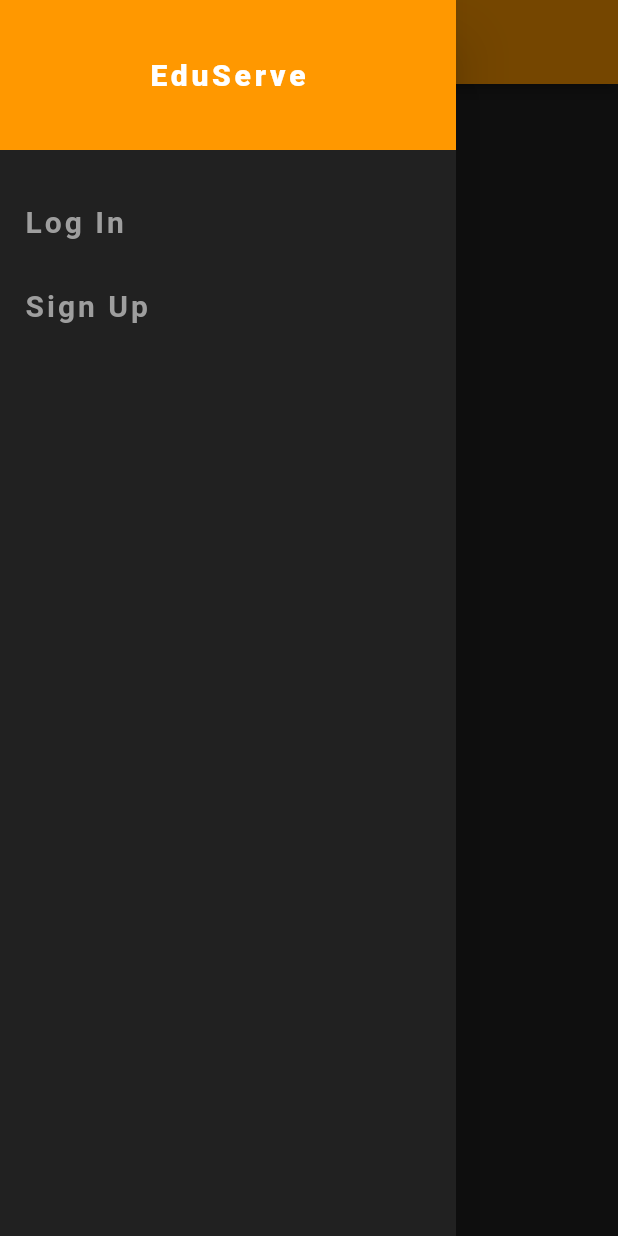
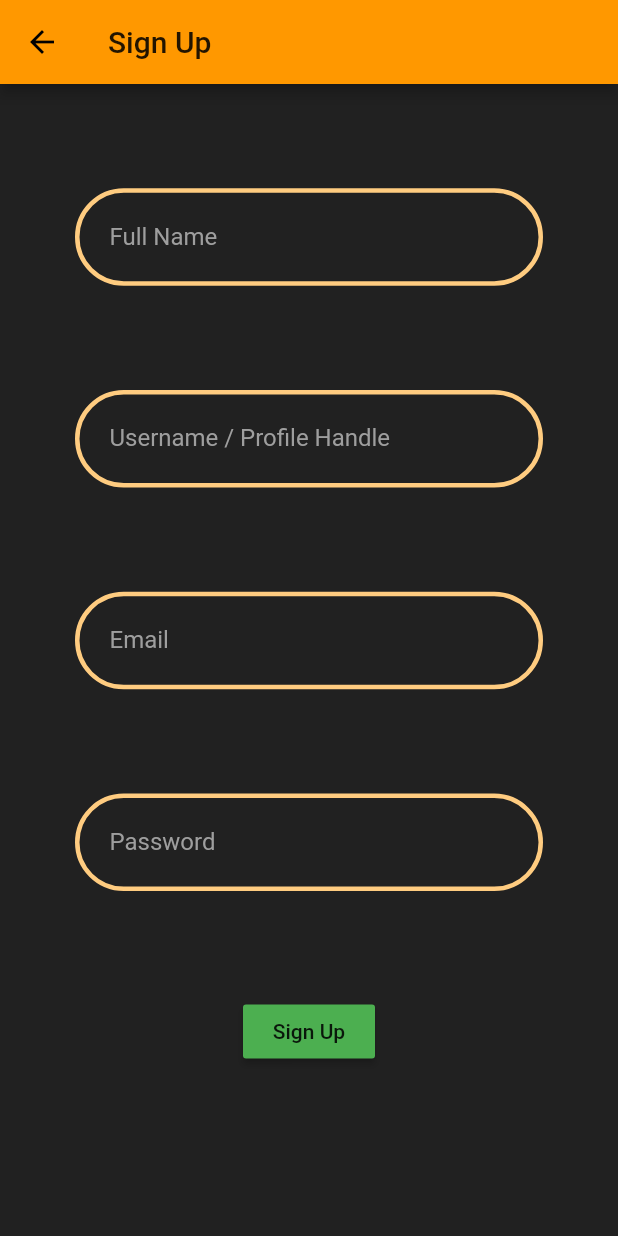
Before and after one commit to sharmayash/EduServe, a Flutter app: the screen it shows after launch, in the side drawer, after a tap on "Sign Up", on a phone screen of 412 x 824 dp. Run offline on Flutter 3.47's test engine with Material 2 defaults, Android fonts, the phone set to English and light mode, and no system bars; our stand-ins replace graphql_flutter.

Commit message:
removed concurrently package from #7 and added signUp in #11

```diff
--- a/mobile_frontend/lib/config/client.dart
+++ b/mobile_frontend/lib/config/client.dart
@@ -1,8 +1,8 @@
 import 'package:flutter/cupertino.dart';
 import 'package:graphql_flutter/graphql_flutter.dart';
 
-String hostName = "localhost"; // For chrome
-// String hostName = "10.0.2.2"; //Set "No Proxy" in android emulator settings.
+// String hostName = "localhost"; // For chrome
+String hostName = "10.0.2.2"; //Set "No Proxy" in android emulator settings.
 // String hostName = "192.168.43.27"; // Set "manual proxy" with IP = yourIP and port = 4000.
 
 class Config {
--- a/mobile_frontend/lib/graphql/index.dart
+++ b/mobile_frontend/lib/graphql/index.dart
@@ -1,6 +1,7 @@
 import 'package:graphql_flutter/graphql_flutter.dart';
 
-import '../graphql/query/auth.dart' as queries;
+import './query/auth.dart' as queries;
+import './mutation/auth.dart' as mutations;
 
 class CombineOps {
   QueryOptions loginClient(String credentials, String password) {
@@ -13,4 +14,18 @@ class CombineOps {
     );
     return _options;
   }
+
+  MutationOptions signUpUser(
+      String name, String username, String email, String password) {
+    final MutationOptions _options = MutationOptions(
+      documentNode: gql(mutations.signUpUser),
+      variables: <String, dynamic>{
+        'name': name,
+        'username': username,
+        'email': email,
+        'password': password
+      },
+    );
+    return _options;
+  }
 }
--- /dev/null
+++ b/mobile_frontend/lib/graphql/mutation/auth.dart
@@ -0,0 +1,11 @@
+const String signUpUser = r'''
+  mutation signUpUser($name: String!, $username: String!, $email: String!, $password: String!) {
+    createUser(name: $name, username: $username, email: $email, password: $password) {
+      userId
+      username
+      userEmail
+      token
+      tokenExpiration
+    }
+  }
+''';
--- a/mobile_frontend/lib/main.dart
+++ b/mobile_frontend/lib/main.dart
@@ -5,6 +5,7 @@ import './provider/auth.dart';
 
 import './screens/homepage.dart';
 import './screens/auth/login.dart';
+import './screens/auth/signup.dart';
 
 void main() {
   runApp(MyApp());
@@ -38,6 +39,7 @@ class MyApp extends StatelessWidget {
         home: MyHomePage(),
         routes: {
           Login.routeName: (ctx) => Login(),
+          SignUp.routeName: (ctx) => SignUp(),
         },
       ),
     );
--- a/mobile_frontend/lib/screens/auth/login.dart
+++ b/mobile_frontend/lib/screens/auth/login.dart
@@ -18,7 +18,7 @@ class Login extends StatelessWidget {
 
       Provider.of<Auth>(context, listen: false)
           .loginProvider(_credentialC.text, _passwordC.text)
-          .then((_) => Navigator.of(context).pop())
+          .then((_) => Navigator.of(context).popUntil(ModalRoute.withName('/')))
           .then((_) =>
               print(Provider.of<Auth>(context, listen: false).userDetails));
     }
@@ -69,6 +69,7 @@ class Login extends StatelessWidget {
                   style: TextStyle(
                     color: Colors.grey,
                   ),
+                  obscureText: true,
                   cursorColor: Colors.grey,
                   decoration: InputDecoration(
                       labelStyle: TextStyle(color: Colors.grey),
--- /dev/null
+++ b/mobile_frontend/lib/screens/auth/signup.dart
@@ -0,0 +1,86 @@
+import 'package:flutter/material.dart';
+import 'package:provider/provider.dart';
+
+import '../../provider/auth.dart';
+
+class SignUp extends StatelessWidget {
+  static const routeName = '/signup';
+
+  final _nameC = TextEditingController();
+  final _usernameC = TextEditingController();
+  final _emailC = TextEditingController();
+  final _passwordC = TextEditingController();
+
+  _signupNow(BuildContext context) {
+    if (_nameC.text.isEmpty &&
+        _usernameC.text.isEmpty &&
+        _emailC.text.isEmpty &&
+        _passwordC.text.isEmpty) {
+      return;
+    }
+
+    Provider.of<Auth>(context, listen: false)
+        .signupProvider(
+            _nameC.text, _usernameC.text, _emailC.text, _passwordC.text)
+        .then((_) => Navigator.of(context).popUntil(ModalRoute.withName('/')));
+  }
+
+  Widget _buildTextField(
+      BuildContext ctx, controller, label, keyboardType, obscureText) {
+    return Container(
+      padding: EdgeInsets.symmetric(horizontal: 20),
+      margin: EdgeInsets.symmetric(horizontal: 50),
+      decoration: BoxDecoration(
+          border: Border.all(color: Theme.of(ctx).accentColor, width: 3),
+          borderRadius: BorderRadius.all(Radius.circular(50))),
+      child: TextField(
+        controller: controller,
+        keyboardType: keyboardType,
+        obscureText: obscureText,
+        onSubmitted: (_) => _signupNow(ctx),
+        style: TextStyle(
+          color: Colors.grey,
+        ),
+        cursorColor: Colors.grey,
+        decoration: InputDecoration(
+            labelStyle: TextStyle(color: Colors.grey),
+            border: InputBorder.none,
+            labelText: label),
+      ),
+    );
+  }
+
+  @override
+  Widget build(BuildContext context) {
+    return Scaffold(
+      appBar: AppBar(
+        title: Text("Sign Up"),
+      ),
+      backgroundColor: Theme.of(context).backgroundColor,
+      body: SingleChildScrollView(
+        child: Container(
+          // color: Colors.amber,
+          height: MediaQuery.of(context).size.height * 0.88,
+          child: Column(
+            mainAxisAlignment: MainAxisAlignment.spaceEvenly,
+            crossAxisAlignment: CrossAxisAlignment.center,
+            children: <Widget>[
+              _buildTextField(
+                  context, _nameC, "Full Name", TextInputType.text, false),
+              _buildTextField(context, _usernameC, "Username / Profile Handle",
+                  TextInputType.text, false),
+              _buildTextField(
+                  context, _emailC, "Email", TextInputType.emailAddress, false),
+              _buildTextField(
+                  context, _passwordC, "Password", TextInputType.text, true),
+              RaisedButton(
+                  color: Colors.green[500],
+                  child: Text("Sign Up"),
+                  onPressed: () => _signupNow(context))
+            ],
+          ),
+        ),
+      ),
+    );
+  }
+}
```
Also changed, not shown: mobile_frontend/lib/provider/auth.dart (+32 -0 lines), 1 other file.
